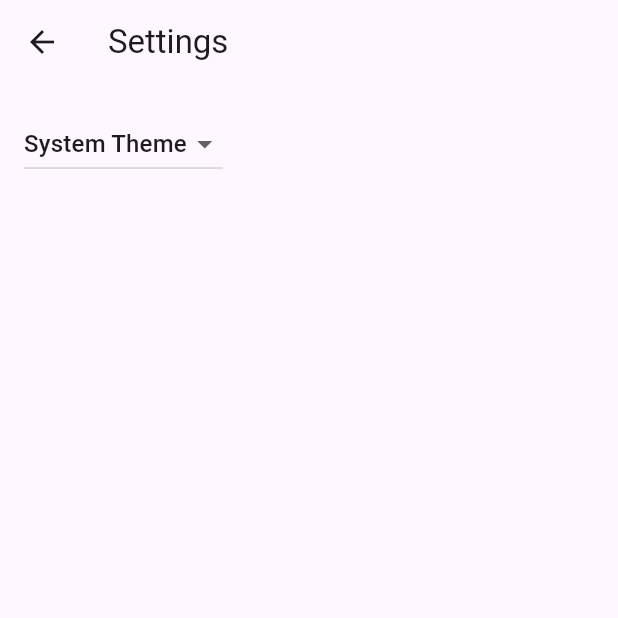
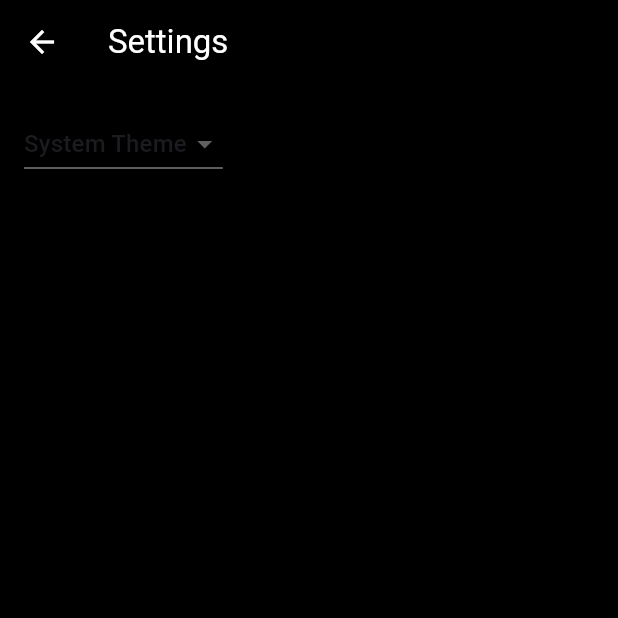
Before and after one commit to burnerlee/flutter-ai, a Flutter app: the screen it shows after launch, after a tap on the "settings" icon, on a phone screen of 412 x 824 dp, the top half of it. Run offline on Flutter 3.47's test engine with Material 3 defaults, Android fonts, the phone set to English and light mode, and no system bars; generated files the repository leaves out were written again.

Commit message:
Change application theme to use black background color with white text

```diff
--- a/lib/src/app.dart
+++ b/lib/src/app.dart
@@ -56,7 +56,18 @@ class MyApp extends StatelessWidget {
           // Define a light and dark color theme. Then, read the user's
           // preferred ThemeMode (light, dark, or system default) from the
           // SettingsController to display the correct theme.
-          theme: ThemeData(),
+          theme: ThemeData(
+            scaffoldBackgroundColor: const Color(0xFF000000), // Black Background
+            primaryColor: const Color(0xFFFFFFFF), // White for primary color
+            appBarTheme: const AppBarTheme(
+              backgroundColor: Color(0xFF000000), // Black AppBar
+              foregroundColor: Color(0xFFFFFFFF), // White text in AppBar
+            ),
+            textTheme: const TextTheme(
+              bodyText1: TextStyle(color: Color(0xFFFFFFFF)), // White text
+              bodyText2: TextStyle(color: Color(0xFFFFFFFF)), // White text
+            ),
+          ),
           darkTheme: ThemeData.dark(),
           themeMode: settingsController.themeMode,
 
--- a/lib/src/sample_feature/sample_item_details_view.dart
+++ b/lib/src/sample_feature/sample_item_details_view.dart
@@ -13,7 +13,7 @@ class SampleItemDetailsView extends StatelessWidget {
         title: const Text('Item Details'),
       ),
       body: const Center(
-        child: Text('More Information Here'),
+        child: Text('More Information Here', style: TextStyle(color: Colors.white)), // Changed to white text
       ),
     );
   }
```
